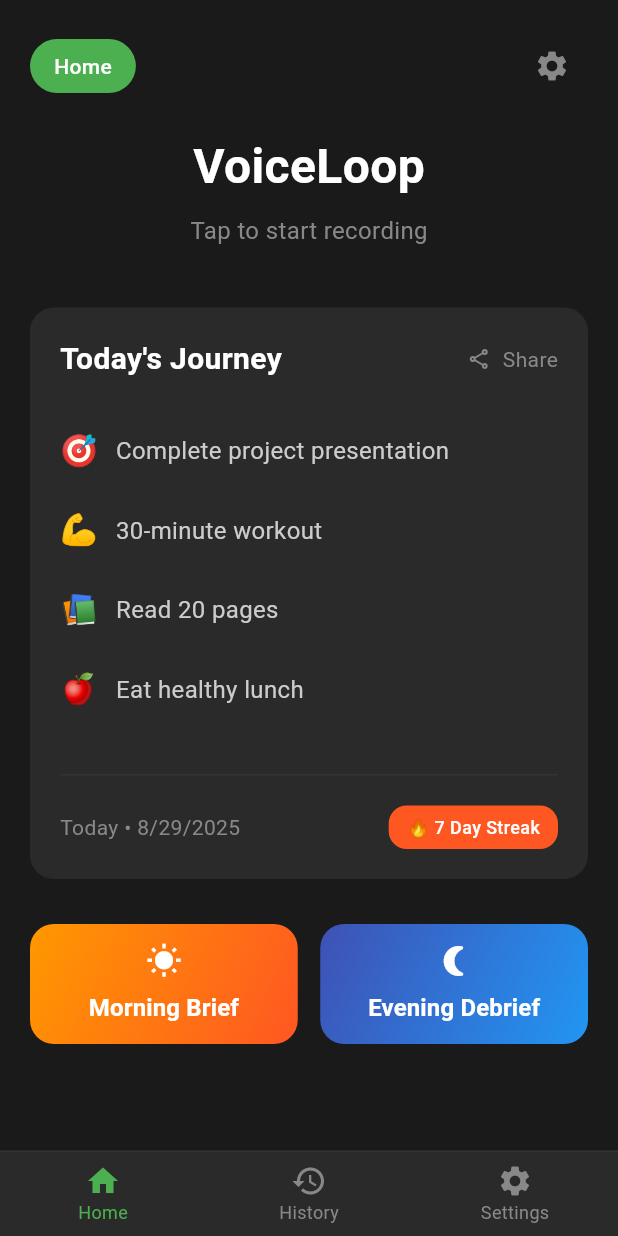
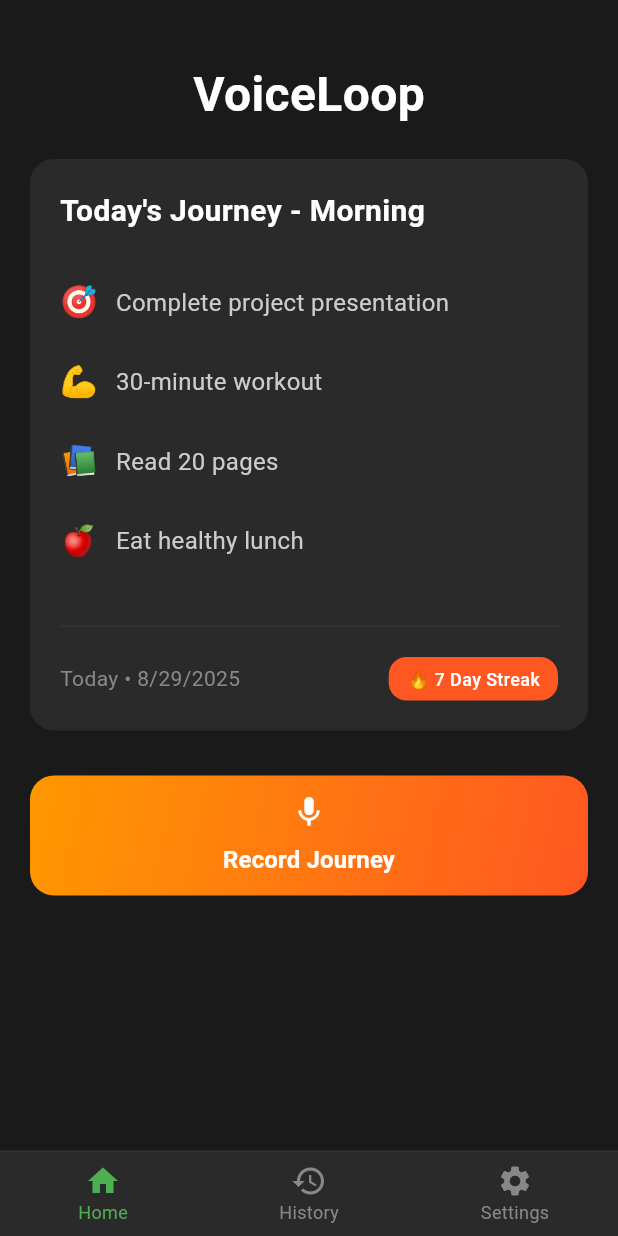
Before and after one commit to Ahmed-Elshaarawy/day-loop, a Flutter app: the HomeScreen screen opened by its route, on a phone screen of 412 x 824 dp. Run offline on Flutter 3.47's test engine with Material 3 defaults, Android fonts, the phone set to English and light mode, and no system bars; our stand-ins replace go_router.

Commit message:
edited the home page added rec button

```diff
--- a/lib/pages/home_screen.dart
+++ b/lib/pages/home_screen.dart
@@ -13,45 +13,17 @@ class _HomeScreenState extends State<HomeScreen> {
 
   @override
   Widget build(BuildContext context) {
+    // Automatically detect if it's morning or evening based on local time
+    final int currentHour = DateTime.now().hour;
+    final String timeOfDayText = (currentHour < 12) ? 'Morning' : 'Evening';
+
     return Scaffold(
       backgroundColor: const Color(0xFF1A1A1A), // Dark background
       body: SafeArea(
         child: Column(
           children: [
-            // Header with Home button and Settings icon
-            Padding(
-              padding: const EdgeInsets.all(20.0),
-              child: Row(
-                mainAxisAlignment: MainAxisAlignment.spaceBetween,
-                children: [
-                  Container(
-                    padding: const EdgeInsets.symmetric(horizontal: 16, vertical: 8),
-                    decoration: BoxDecoration(
-                      color: const Color(0xFF4CAF50),
-                      borderRadius: BorderRadius.circular(20),
-                    ),
-                    child: const Text(
-                      'Home',
-                      style: TextStyle(
-                        color: Colors.white,
-                        fontSize: 14,
-                        fontWeight: FontWeight.w500,
-                      ),
-                    ),
-                  ),
-                  IconButton(
-                    onPressed: () => context.push('/settings'),
-                    icon: const Icon(
-                      Icons.settings,
-                      color: Color(0xFF888888),
-                      size: 24,
-                    ),
-                  ),
-                ],
-              ),
-            ),
-
-            // VoiceLoop Title and Subtitle
+            // VoiceLoop Title
+            const SizedBox(height: 40), // Increased space at the top
             const Text(
               'VoiceLoop',
               style: TextStyle(
@@ -60,15 +32,7 @@ class _HomeScreenState extends State<HomeScreen> {
                 fontWeight: FontWeight.w600,
               ),
             ),
-            const SizedBox(height: 8),
-            const Text(
-              'Tap to start recording',
-              style: TextStyle(
-                color: Color(0xFF888888),
-                fontSize: 16,
-              ),
-            ),
-            const SizedBox(height: 40),
+            const SizedBox(height: 20), // Adjusted space after title
 
             // Main content area
             Expanded(
@@ -87,38 +51,16 @@ class _HomeScreenState extends State<HomeScreen> {
                       child: Column(
                         crossAxisAlignment: CrossAxisAlignment.start,
                         children: [
-                          // Card Header
-                          Row(
-                            mainAxisAlignment: MainAxisAlignment.spaceBetween,
-                            children: [
-                              const Text(
-                                'Today\'s Journey',
-                                style: TextStyle(
-                                  color: Colors.white,
-                                  fontSize: 20,
-                                  fontWeight: FontWeight.w600,
-                                ),
-                              ),
-                              Row(
-                                children: [
-                                  const Icon(
-                                    Icons.share_outlined,
-                                    color: Color(0xFF888888),
-                                    size: 16,
-                                  ),
-                                  const SizedBox(width: 8),
-                                  const Text(
-                                    'Share',
-                                    style: TextStyle(
-                                      color: Color(0xFF888888),
-                                      fontSize: 14,
-                                    ),
-                                  ),
-                                ],
-                              ),
-                            ],
+                          // Card Header with Time of Day text
+                          Text(
+                            'Today\'s Journey - $timeOfDayText',
+                            style: const TextStyle(
+                              color: Colors.white,
+                              fontSize: 20,
+                              fontWeight: FontWeight.w600,
+                            ),
                           ),
-                          const SizedBox(height: 20),
+                          const SizedBox(height: 20), // Adjusted space between title and tasks
 
                           // Task List
                           _buildTaskItem('🎯', 'Complete project presentation'),
@@ -126,7 +68,7 @@ class _HomeScreenState extends State<HomeScreen> {
                           _buildTaskItem('📚', 'Read 20 pages'),
                           _buildTaskItem('🍎', 'Eat healthy lunch'),
 
-                          const SizedBox(height: 30),
+                          const SizedBox(height: 30), // Adjusted space before card footer
 
                           // Card Footer
                           Container(
@@ -168,7 +110,7 @@ class _HomeScreenState extends State<HomeScreen> {
                       ),
                     ),
 
-                    const SizedBox(height: 30),
+                    const SizedBox(height: 30), // Adjusted space between card and button
 
                     // Action Buttons
                     Row(
@@ -185,7 +127,9 @@ class _HomeScreenState extends State<HomeScreen> {
                               borderRadius: BorderRadius.circular(16),
                             ),
                             child: ElevatedButton(
-                              onPressed: () => context.push('/morning'),
+                              onPressed: () {
+                                // Placeholder for recording logic, for now
+                              },
                               style: ElevatedButton.styleFrom(
                                 backgroundColor: Colors.transparent,
                                 shadowColor: Colors.transparent,
@@ -196,49 +140,14 @@ class _HomeScreenState extends State<HomeScreen> {
                               child: const Column(
                                 mainAxisAlignment: MainAxisAlignment.center,
                                 children: [
-                                  Icon(Icons.wb_sunny, color: Colors.white, size: 24),
+                                  Icon(
+                                    Icons.mic, // Placeholder icon for recording
+                                    color: Colors.white,
+                                    size: 24,
+                                  ),
                                   SizedBox(height: 8),
                                   Text(
-                                    'Morning Brief',
-                                    style: TextStyle(
-                                      color: Colors.white,
-                                      fontSize: 16,
-                                      fontWeight: FontWeight.w600,
-                                    ),
-                                  ),
-                                ],
-                              ),
-                            ),
-                          ),
-                        ),
-                        const SizedBox(width: 15),
-                        Expanded(
-                          child: Container(
-                            height: 80,
-                            decoration: BoxDecoration(
-                              gradient: const LinearGradient(
-                                colors: [Color(0xFF3F51B5), Color(0xFF2196F3)],
-                                begin: Alignment.topLeft,
-                                end: Alignment.bottomRight,
-                              ),
-                              borderRadius: BorderRadius.circular(16),
-                            ),
-                            child: ElevatedButton(
-                              onPressed: () => context.push('/evening'),
-                              style: ElevatedButton.styleFrom(
-                                backgroundColor: Colors.transparent,
-                                shadowColor: Colors.transparent,
-                                shape: RoundedRectangleBorder(
-                                  borderRadius: BorderRadius.circular(16),
-                                ),
-                              ),
-                              child: const Column(
-                                mainAxisAlignment: MainAxisAlignment.center,
-                                children: [
-                                  Icon(Icons.nightlight_round, color: Colors.white, size: 24),
-                                  SizedBox(height: 8),
-                                  Text(
-                                    'Evening Debrief',
+                                    'Record Journey', // Placeholder text
                                     style: TextStyle(
                                       color: Colors.white,
                                       fontSize: 16,
@@ -252,7 +161,7 @@ class _HomeScreenState extends State<HomeScreen> {
                         ),
                       ],
                     ),
-                    const SizedBox(height: 40),
+                    const SizedBox(height: 40), // Adjusted space below button
                   ],
                 ),
               ),
@@ -296,7 +205,6 @@ class _HomeScreenState extends State<HomeScreen> {
             });
             switch (index) {
               case 0:
-              // Already on Home
                 break;
               case 1:
                 context.push('/history');
```
Also changed, not shown: pubspec.yaml (+5 -71 lines), pubspec.lock, 4 other files.
